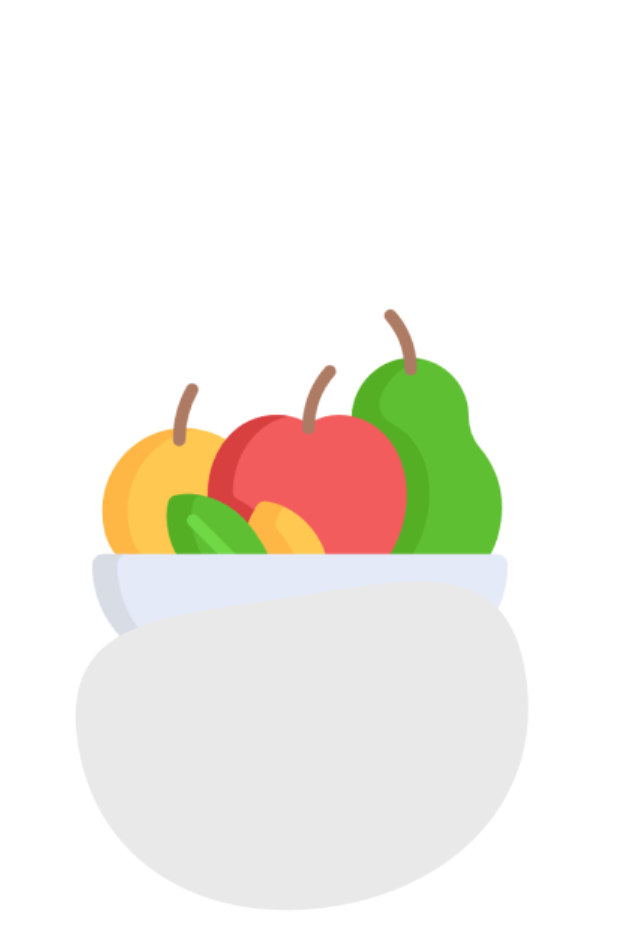
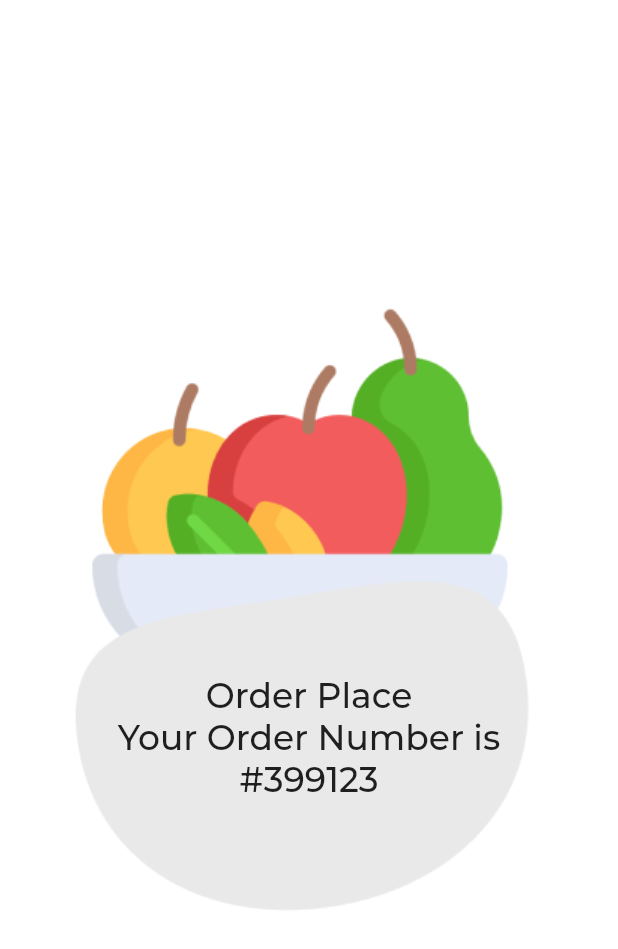
Before and after one commit to Gegerout/shopping_app, a Flutter app: the SuccessPage screen opened directly, on a phone screen of 412 x 824 dp. Shown: the top 949 px of the screen. Run offline on Flutter 3.47's test engine with Material 2 defaults, Android fonts, the light colour scheme and no system bars; our stand-ins replace dio, dots_indicator, flutter_riverpod, google_fonts.

Commit message:
home screen update

```diff
--- a/lib/home/presentation/pages/success_page.dart
+++ b/lib/home/presentation/pages/success_page.dart
@@ -1,4 +1,5 @@
 import 'package:flutter/material.dart';
+import 'package:google_fonts/google_fonts.dart';
 
 class SuccessPage extends StatelessWidget {
   const SuccessPage({Key? key}) : super(key: key);
@@ -9,7 +10,17 @@ class SuccessPage extends StatelessWidget {
       body: Center(
         child: Stack(
           children: [
-            Image.asset("assets/images/success_image.png")
+            Center(child: Image.asset("assets/images/success_image.png")),
+            Padding(
+              padding: const EdgeInsets.only(top: 160),
+              child: Center(
+                  child: Text(
+                "Order Place \nYour Order Number is \n#399123",
+                style: GoogleFonts.montserrat(
+                    fontWeight: FontWeight.w500, fontSize: 23),
+                textAlign: TextAlign.center,
+              )),
+            )
           ],
         ),
       ),
```
